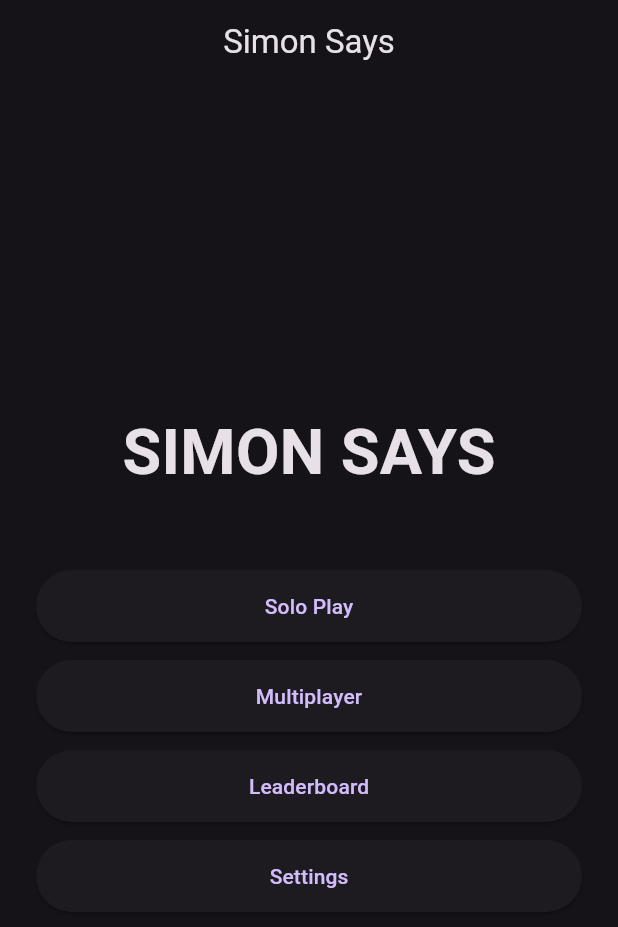
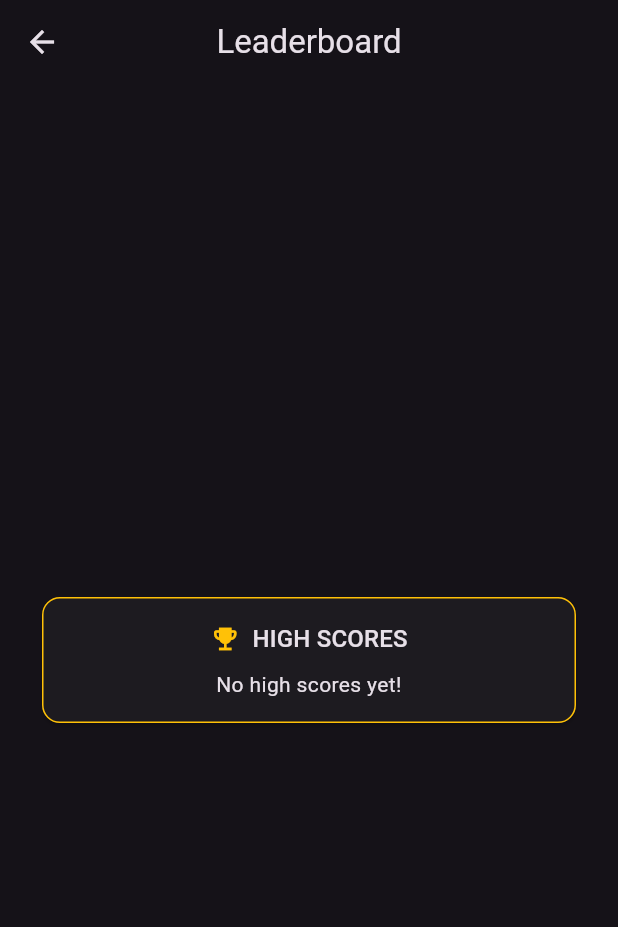
Before and after one commit to timjo1080/simon_says_mobile, a Flutter app: the screen it shows after launch, after a tap on "Leaderboard", on a phone screen of 412 x 824 dp. Shown: the top 927 px of the screen. Run offline on Flutter 3.47's test engine with Material 3 defaults, Android fonts, the phone set to English and light mode, and no system bars; our stand-ins replace shared_preferences.

Commit message:
added leaderboards

```diff
--- /dev/null
+++ b/simon_says/lib/screens/leaderboard_screen.dart
@@ -0,0 +1,122 @@
+import 'package:flutter/material.dart';
+import 'package:shared_preferences/shared_preferences.dart';
+
+typedef HighScore = ({String username, int score});
+
+const highScoresStorageKey = 'simon_says.high_scores';
+final highScoreUsernamePattern = RegExp(r'^[A-Z0-9]{3}$');
+
+List<HighScore> readHighScores(SharedPreferences preferences) {
+  final scores = <HighScore>[];
+  for (final entry in preferences.getStringList(highScoresStorageKey) ?? []) {
+    final parts = entry.split(':');
+    if (parts.length != 2 || !highScoreUsernamePattern.hasMatch(parts.first)) {
+      continue;
+    }
+    final score = int.tryParse(parts.last);
+    if (score != null) scores.add((username: parts.first, score: score));
+  }
+  scores.sort((a, b) => b.score.compareTo(a.score));
+  return scores.take(10).toList();
+}
+
+class HighScoresCard extends StatelessWidget {
+  const HighScoresCard({
+    super.key,
+    required this.scores,
+    this.loading = false,
+    this.loadFailed = false,
+  });
+
+  final List<HighScore> scores;
+  final bool loading;
+  final bool loadFailed;
+
+  @override
+  Widget build(BuildContext context) {
+    final titleStyle = Theme.of(context).textTheme.titleMedium;
+
+    return Card(
+      shape: RoundedRectangleBorder(
+        borderRadius: BorderRadius.circular(12),
+        side: const BorderSide(color: Colors.amber),
+      ),
+      child: Padding(
+        padding: const EdgeInsets.all(16),
+        child: Column(
+          crossAxisAlignment: CrossAxisAlignment.stretch,
+          children: [
+            Wrap(
+              alignment: WrapAlignment.center,
+              crossAxisAlignment: WrapCrossAlignment.center,
+              spacing: 8,
+              children: [
+                const Icon(Icons.emoji_events, size: 20, color: Colors.amber),
+                Text('HIGH SCORES', style: titleStyle),
+              ],
+            ),
+            const SizedBox(height: 8),
+            if (loadFailed)
+              const Text(
+                'Could not load high scores.',
+                textAlign: TextAlign.center,
+              )
+            else if (loading)
+              const Text('Loading high scores...', textAlign: TextAlign.center)
+            else if (scores.isEmpty)
+              const Text('No high scores yet!', textAlign: TextAlign.center)
+            else
+              for (final (index, entry) in scores.take(5).indexed)
+                Padding(
+                  padding: const EdgeInsets.symmetric(vertical: 4),
+                  child: Row(
+                    children: [
+                      Expanded(child: Text('${index + 1}.  ${entry.username}')),
+                      Expanded(
+                        child: Text('${entry.score}', textAlign: TextAlign.end),
+                      ),
+                    ],
+                  ),
+                ),
+          ],
+        ),
+      ),
+    );
+  }
+}
+
+class LeaderboardScreen extends StatefulWidget {
+  const LeaderboardScreen({super.key});
+
+  @override
+  State<LeaderboardScreen> createState() => _LeaderboardScreenState();
+}
+
+class _LeaderboardScreenState extends State<LeaderboardScreen> {
+  late final _scores = SharedPreferences.getInstance().then(readHighScores);
+
+  @override
+  Widget build(BuildContext context) {
+    return Scaffold(
+      appBar: AppBar(title: const Text('Leaderboard'), centerTitle: true),
+      body: SafeArea(
+        child: Center(
+          child: SingleChildScrollView(
+            padding: const EdgeInsets.all(24),
+            child: ConstrainedBox(
+              constraints: const BoxConstraints(maxWidth: 420),
+              child: FutureBuilder<List<HighScore>>(
+                future: _scores,
+                builder: (context, snapshot) => HighScoresCard(
+                  scores: snapshot.data ?? const [],
+                  loading: snapshot.connectionState != ConnectionState.done,
+                  loadFailed: snapshot.hasError,
+                ),
+              ),
+            ),
+          ),
+        ),
+      ),
+    );
+  }
+}
--- a/simon_says/lib/screens/main_menu_s.dart
+++ b/simon_says/lib/screens/main_menu_s.dart
@@ -1,7 +1,7 @@
 import 'package:flutter/material.dart';
 
-import 'game_s.dart';
 import 'difficulty_s.dart';
+import 'leaderboard_screen.dart';
 
 class MainMenuScreen extends StatelessWidget {
   const MainMenuScreen({super.key});
@@ -58,7 +58,12 @@ class MainMenuScreen extends StatelessWidget {
                 height: 48,
                 child: ElevatedButton(
                   onPressed: () {
-                    // Leaderboard will be added later.
+                    Navigator.push(
+                      context,
+                      MaterialPageRoute(
+                        builder: (context) => const LeaderboardScreen(),
+                      ),
+                    );
                   },
                   child: const Text('Leaderboard'),
                 ),
--- a/simon_says/pubspec.yaml
+++ b/simon_says/pubspec.yaml
@@ -35,6 +35,7 @@ dependencies:
   # The following adds the Cupertino Icons font to your application.
   # Use with the CupertinoIcons class for iOS style icons.
   cupertino_icons: ^1.0.8
+  shared_preferences: ^2.5.6
 
 dev_dependencies:
   flutter_test:
```
Also changed, not shown: simon_says/lib/screens/game_over_screen.dart (added, +196 -0 lines), simon_says/lib/screens/game_s.dart (+13 -26 lines), simon_says/pubspec.lock, 2 other files.
